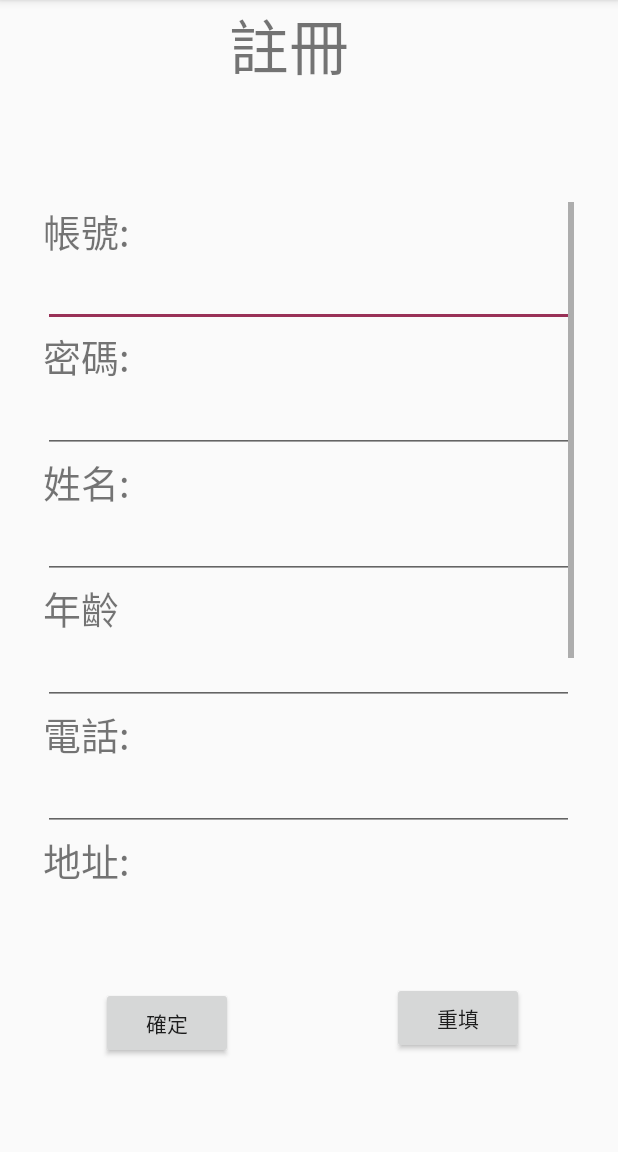
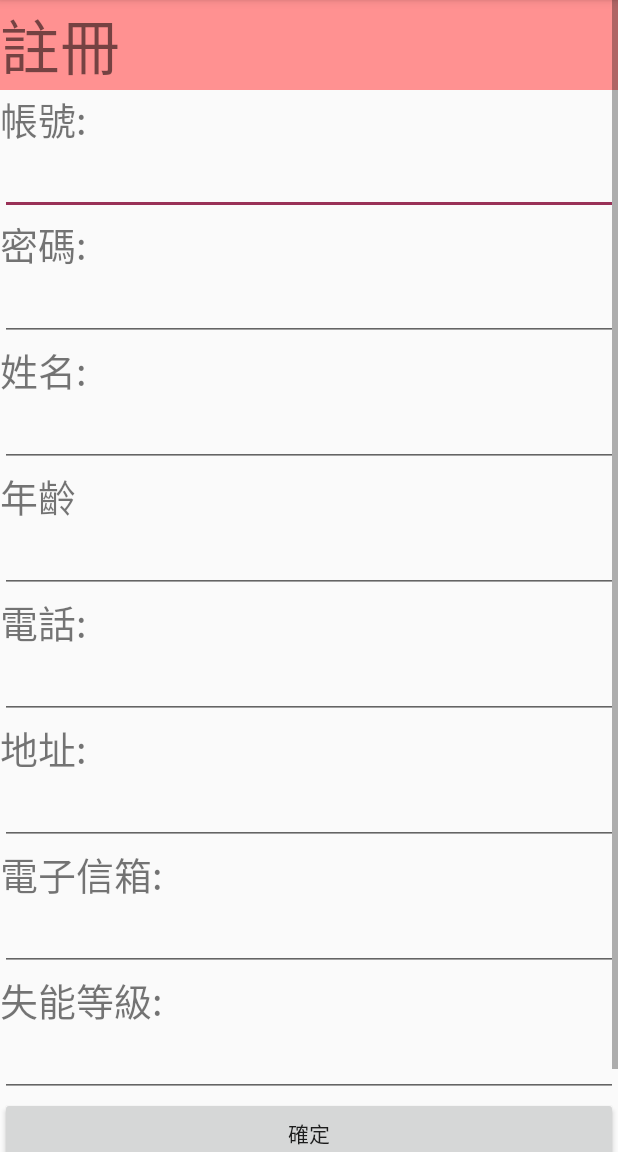
Before and after one commit to peter-kong/-APP, an Android app: the activity_register1 screen opened directly, with no data from a screen before it, on a phone screen of 412 x 824 dp, the part 84-1236 px from its top. Run offline under Robolectric (Android 15) with nearby library versions, the phone set to English and light mode, and no system bars.

Commit message:
update new register

```diff
--- a/Thematic/app/src/main/res/layout/activity_register1.xml
+++ b/Thematic/app/src/main/res/layout/activity_register1.xml
@@ -8,20 +8,27 @@
 
     <ScrollView
         android:id="@+id/scrollView2"
-        android:layout_width="354dp"
-        android:layout_height="452dp"
-        android:layout_marginTop="34dp"
-        android:layout_marginBottom="140dp"
+        android:layout_width="0dp"
+        android:layout_height="0dp"
         app:layout_constraintBottom_toBottomOf="parent"
         app:layout_constraintEnd_toEndOf="parent"
         app:layout_constraintHorizontal_bias="0.491"
         app:layout_constraintStart_toStartOf="parent"
-        app:layout_constraintTop_toBottomOf="@+id/textView21">
+        app:layout_constraintTop_toTopOf="parent"
+        app:layout_constraintVertical_bias="0.0">
 
         <LinearLayout
             android:layout_width="match_parent"
             android:layout_height="wrap_content"
             android:orientation="vertical">
+
+            <TextView
+                android:id="@+id/textView34"
+                android:layout_width="match_parent"
+                android:layout_height="wrap_content"
+                android:background="#FF9191"
+                android:text="註冊"
+                android:textSize="40dp" />
 
             <TextView
                 android:id="@+id/textView26"
@@ -135,50 +142,19 @@
                 android:ems="10"
                 android:inputType="number" />
 
+            <Button
+                android:id="@+id/button13"
+                android:layout_width="match_parent"
+                android:layout_height="wrap_content"
+                android:text="確定" />
+
+            <Button
+                android:id="@+id/button16"
+                android:layout_width="match_parent"
+                android:layout_height="wrap_content"
+                android:text="重填" />
+
         </LinearLayout>
     </ScrollView>
 
-    <TextView
-        android:id="@+id/textView21"
-        android:layout_width="84dp"
-        android:layout_height="59dp"
-        android:layout_marginStart="25dp"
-        android:layout_marginLeft="25dp"
-        android:layout_marginEnd="25dp"
-        android:layout_marginRight="25dp"
-        android:text="註冊"
-        android:textSize="40dp"
-        app:layout_constraintEnd_toEndOf="parent"
-        app:layout_constraintHorizontal_bias="0.46"
-        app:layout_constraintStart_toStartOf="parent"
-        tools:layout_editor_absoluteY="46dp" />
-
-    <Button
-        android:id="@+id/button11"
-        android:layout_width="wrap_content"
-        android:layout_height="wrap_content"
-        android:layout_marginStart="67dp"
-        android:layout_marginLeft="67dp"
-        android:layout_marginTop="51dp"
-        android:layout_marginBottom="42dp"
-        android:text="確定"
-        app:layout_constraintBottom_toBottomOf="parent"
-        app:layout_constraintStart_toStartOf="parent"
-        app:layout_constraintTop_toBottomOf="@+id/scrollView2" />
-
-    <Button
-        android:id="@+id/button12"
-        android:layout_width="wrap_content"
-        android:layout_height="wrap_content"
-        android:layout_marginStart="106dp"
-        android:layout_marginLeft="106dp"
-        android:layout_marginTop="47dp"
-        android:layout_marginEnd="63dp"
-        android:layout_marginRight="63dp"
-        android:layout_marginBottom="45dp"
-        android:text="重填"
-        app:layout_constraintBottom_toBottomOf="parent"
-        app:layout_constraintEnd_toEndOf="parent"
-        app:layout_constraintStart_toEndOf="@+id/button11"
-        app:layout_constraintTop_toBottomOf="@+id/scrollView2" />
 </androidx.constraintlayout.widget.ConstraintLayout>
```
